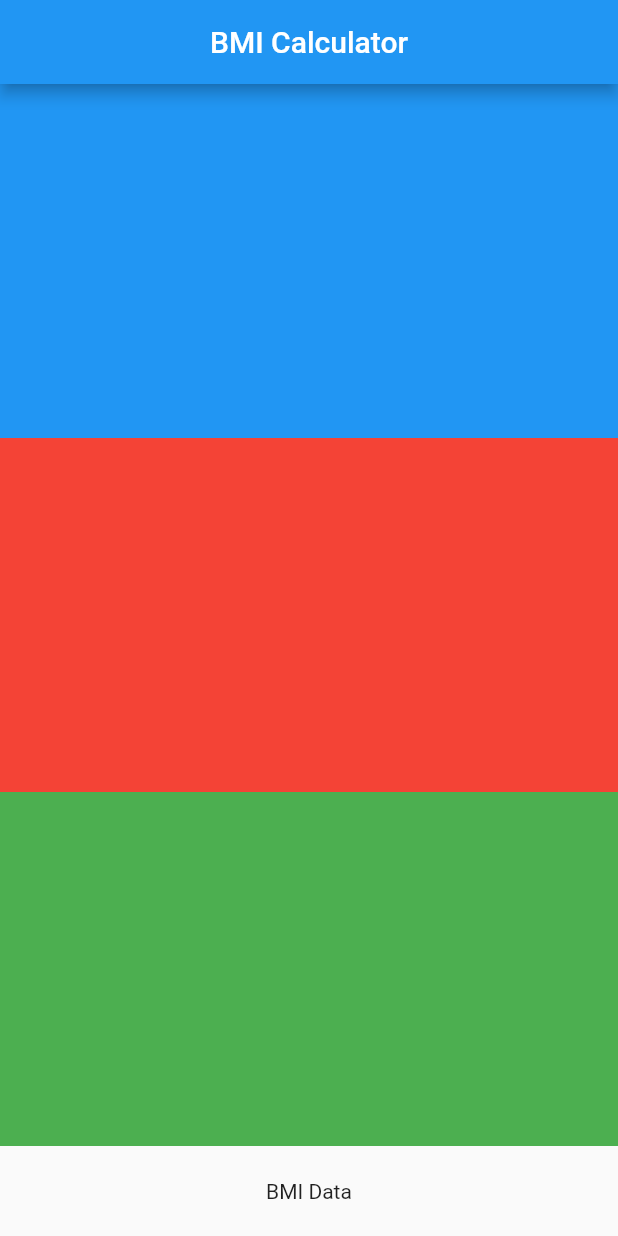
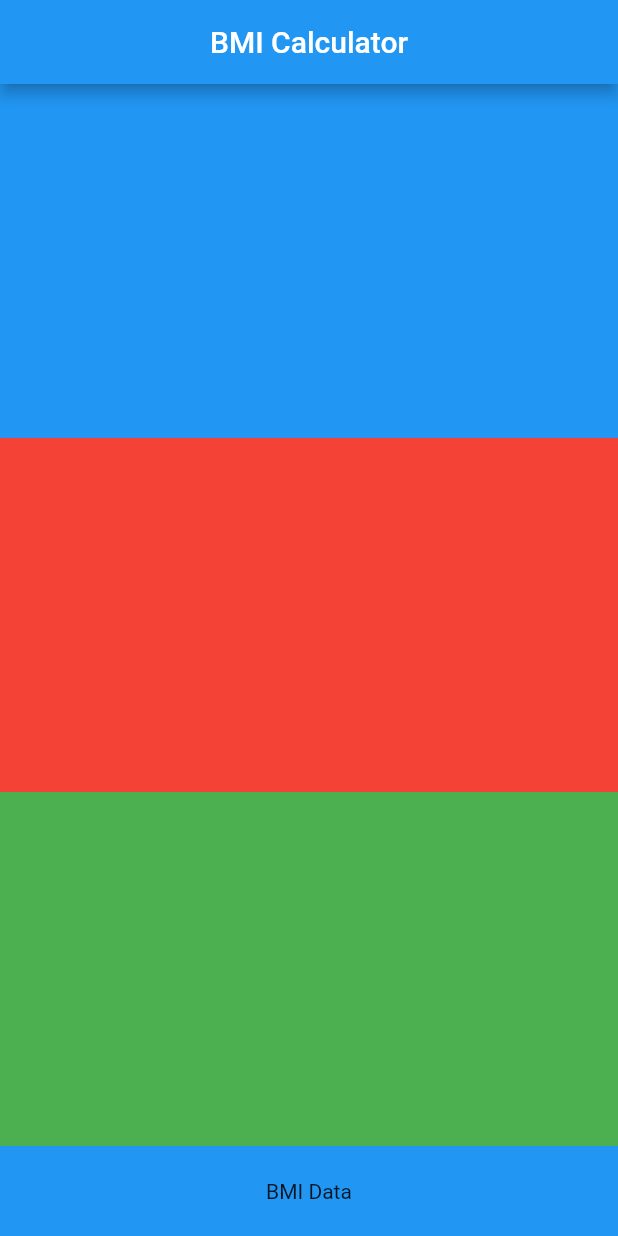
Before and after one commit to 3irham/bmi_calculator_app, a Flutter app: the screen it shows after launch, on a phone screen of 412 x 824 dp. Run offline on Flutter 3.47's test engine with Material 2 defaults, Android fonts, the phone set to English and light mode, and no system bars.

Commit message:
BMI Part 3 Done

```diff
--- a/lib/bmi_data_screen.dart
+++ b/lib/bmi_data_screen.dart
@@ -41,6 +41,7 @@ class _BmiDataScreenState extends State<BmiDataScreen> {
             },
             child: Container(
               height: 60,
+              color: Colors.blue,
               child: const Center(child: Text('BMI Data')),
             ),
           ),
--- a/lib/bmi_result_screen.dart
+++ b/lib/bmi_result_screen.dart
@@ -1,6 +1,4 @@
 import 'package:flutter/material.dart';
-import 'package:flutter/src/widgets/container.dart';
-import 'package:flutter/src/widgets/framework.dart';
 
 class BmiResultScreen extends StatelessWidget {
   const BmiResultScreen({super.key});
@@ -9,7 +7,7 @@ class BmiResultScreen extends StatelessWidget {
   Widget build(BuildContext context) {
     return Scaffold(
       appBar: AppBar(
-        title: Text('BMI Calculator'),
+        title: const Text('BMI Result'),
         centerTitle: true,
       ),
     );
```
